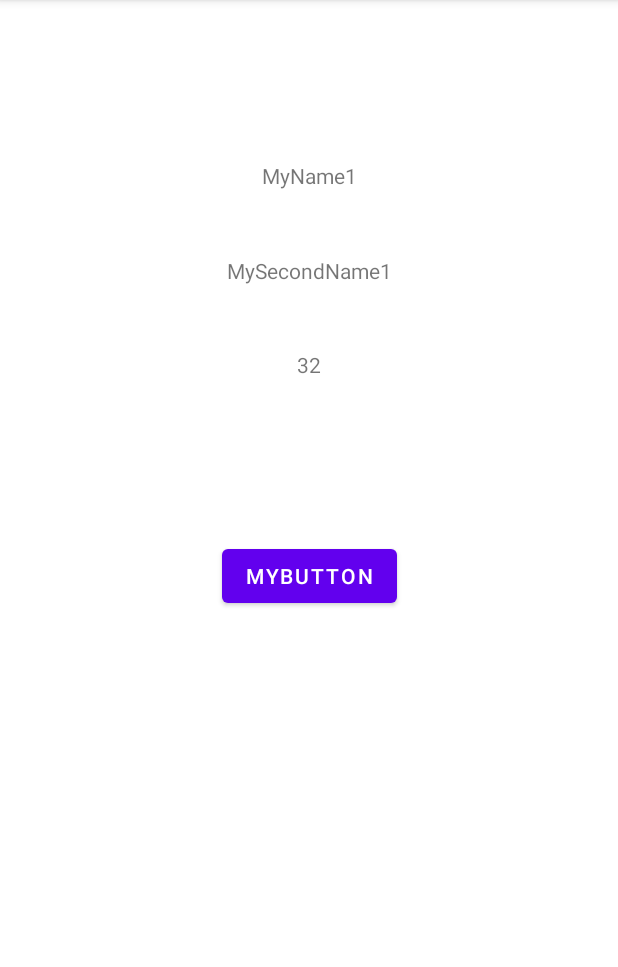
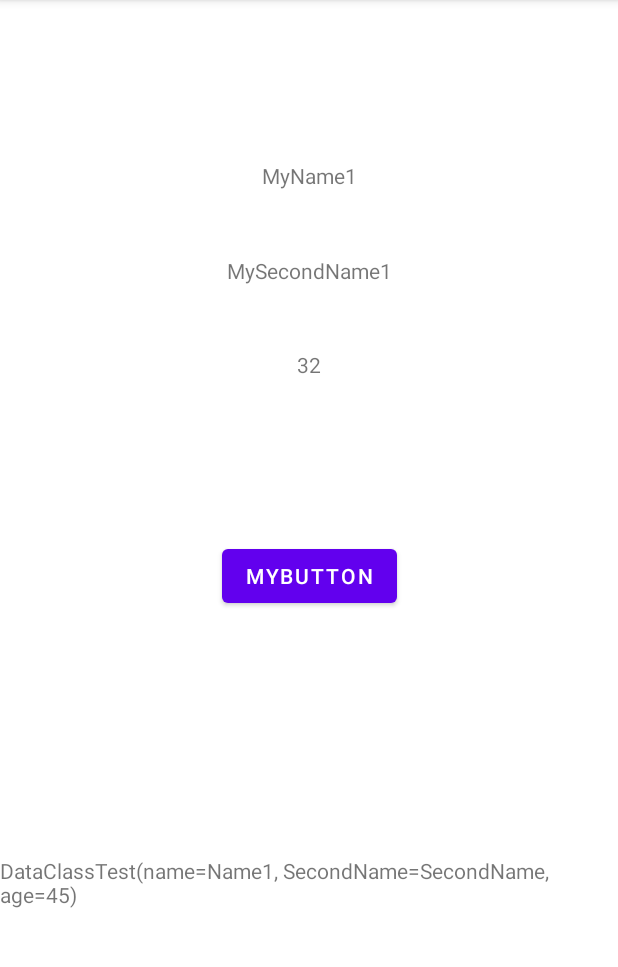
Before and after one commit to Roman-Repin/WeatherApplication, an Android app: the screen it shows after launch (MainActivity), on a phone screen of 412 x 824 dp, the part 84-1051 px from its top. Run offline under Robolectric (Android 15) with nearby library versions, the phone set to English and light mode, and no system bars.

```diff
--- a/app/src/main/java/com/example/weatherapplication/MainActivity.kt
+++ b/app/src/main/java/com/example/weatherapplication/MainActivity.kt
@@ -6,6 +6,7 @@ import android.view.View
 import android.widget.Button
 import android.widget.TextView
 import android.widget.Toast
+import com.example.weatherapplication.MainActivity.TestObject.myCopy
 
 class MainActivity : AppCompatActivity() {
 
@@ -16,6 +17,7 @@ class MainActivity : AppCompatActivity() {
         findViewById<Button>(R.id.button_material).setOnClickListener(View.OnClickListener {
             Toast.makeText(this, "Click", Toast.LENGTH_SHORT).show()
         })
+
         onScreen()
     }
 
@@ -24,12 +26,21 @@ class MainActivity : AppCompatActivity() {
         val name = dataClassTest.name
         val secondName = dataClassTest.SecondName
         val age = dataClassTest.age.toString()
-        val tv1: TextView = findViewById<TextView>(R.id.textView1)
-        val tv2: TextView = findViewById<TextView>(R.id.textView2)
-        val tv3: TextView = findViewById<TextView>(R.id.textView3)
+
+        val tv1: TextView = findViewById(R.id.textView1)
+        val tv2: TextView = findViewById(R.id.textView2)
+        val tv3: TextView = findViewById(R.id.textView3)
+        val tv4: TextView = findViewById(R.id.textView4)
 
         tv1.text = name
         tv2.text = secondName
         tv3.text = age
+        tv4.text = myCopy
+
+
+    }
+
+    object TestObject {
+        val myCopy = DataClassTest("Name1", "SecondName", 45).copy().toString()
     }
 }
--- a/app/src/main/res/layout/activity_main.xml
+++ b/app/src/main/res/layout/activity_main.xml
@@ -44,4 +44,13 @@
         app:layout_constraintStart_toStartOf="parent"
         app:layout_constraintTop_toTopOf="parent" />
 
+    <TextView
+        android:id="@+id/textView4"
+        android:layout_width="wrap_content"
+        android:layout_height="wrap_content"
+        app:layout_constraintBottom_toBottomOf="parent"
+        app:layout_constraintEnd_toEndOf="parent"
+        app:layout_constraintStart_toStartOf="parent"
+        app:layout_constraintTop_toBottomOf="@id/button_material"/>
+
 </androidx.constraintlayout.widget.ConstraintLayout>
```
